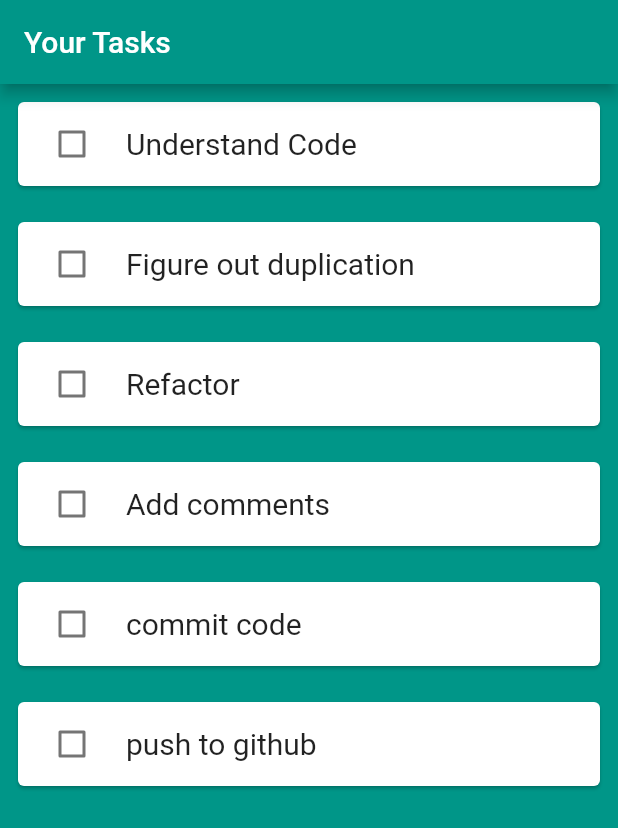
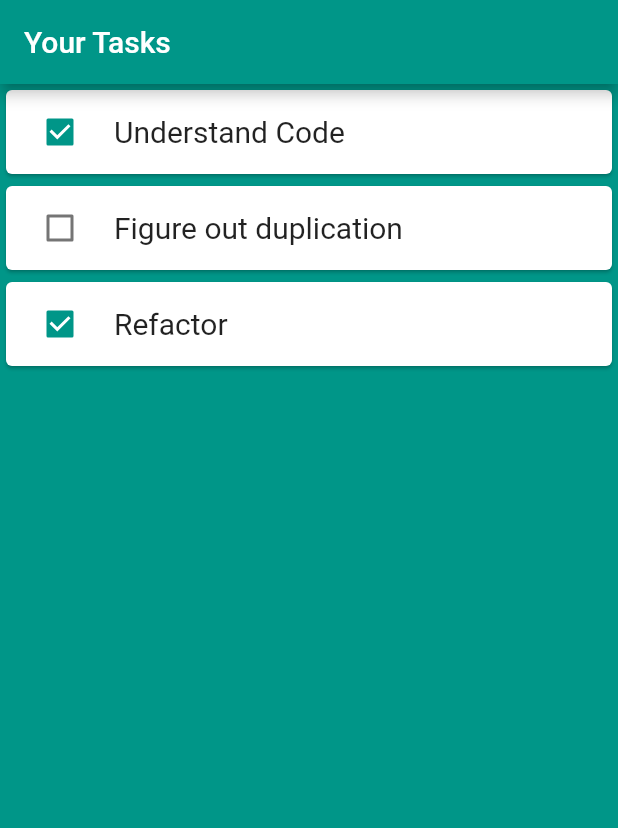
Before and after one commit to ericmichael/hw4, a Flutter app: the screen it shows after launch, on a phone screen of 412 x 824 dp. Shown: the top 828 px of the screen. Run offline on Flutter 3.47's test engine with Material 2 defaults, Android fonts, the phone set to English and light mode, and no system bars.

```diff
--- a/lib/main.dart
+++ b/lib/main.dart
@@ -36,6 +36,15 @@ class _MyHomePageState extends State<MyHomePage> {
     'push to github',
   ];
 
+  List<bool> taskStates = [
+    true,
+    false,
+    true,
+    false,
+    false,
+    false,
+  ];
+
   @override
   Widget build(BuildContext context) {
     return Scaffold(
@@ -45,43 +54,47 @@ class _MyHomePageState extends State<MyHomePage> {
       ),
       body: Container(
         color: Colors.teal,
-          child: ListView.builder(
-              itemCount: taskTitles.length,
-              itemBuilder: (context, index) {
-                return Task(
-                  title: taskTitles[index],
-                );
-              })),
-    );
-  }
-}
-
-class Task extends StatefulWidget {
-  String title;
-  Task({this.title});
-
-  @override
-  _TaskState createState() => _TaskState();
-}
-
-class _TaskState extends State<Task> {
-  bool checked = false;
-  @override
-  Widget build(BuildContext context) {
-    return Padding(
-      padding: const EdgeInsets.all(8.0),
-      child: Card(
+        child: ListView(children: <Widget>[
+          Card(
             child: CheckboxListTile(
-          value: checked,
+              value: taskStates[0],
               onChanged: (newValue) {
                 setState(() {
-              checked = newValue;
+                  taskStates[0] = newValue;
                 });
               },
               activeColor: Colors.teal,
-          title: Text(super.widget.title, style: TextStyle(fontSize: 20)),
+              title: Text(taskTitles[0], style: TextStyle(fontSize: 20)),
               controlAffinity: ListTileControlAffinity.leading,
             ),
+          ),
+          Card(
+            child: CheckboxListTile(
+              value: taskStates[1],
+              onChanged: (newValue) {
+                setState(() {
+                  taskStates[1] = newValue;
+                });
+              },
+              activeColor: Colors.teal,
+              title: Text(taskTitles[1], style: TextStyle(fontSize: 20)),
+              controlAffinity: ListTileControlAffinity.leading,
+            ),
+          ),
+          Card(
+            child: CheckboxListTile(
+              value: taskStates[2],
+              onChanged: (newValue) {
+                setState(() {
+                  taskStates[2] = newValue;
+                });
+              },
+              activeColor: Colors.teal,
+              title: Text(taskTitles[2], style: TextStyle(fontSize: 20)),
+              controlAffinity: ListTileControlAffinity.leading,
+            ),
+          ),
+        ]),
       ),
     );
   }
```
Also changed, not shown: 1 other file. Lines whose indentation alone changed are shown as unchanged.
